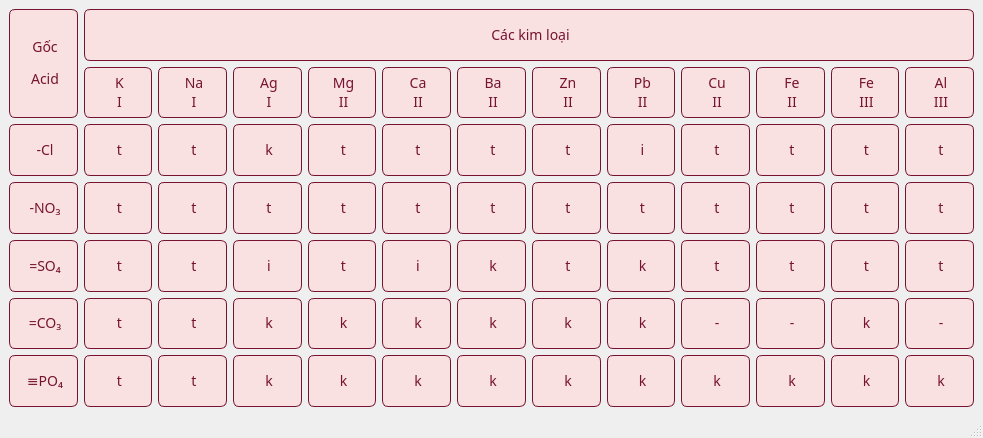
Before: the Qt Designer form UI/formula4.ui in aokumori/hoahocvui, drawn with Qt 5.
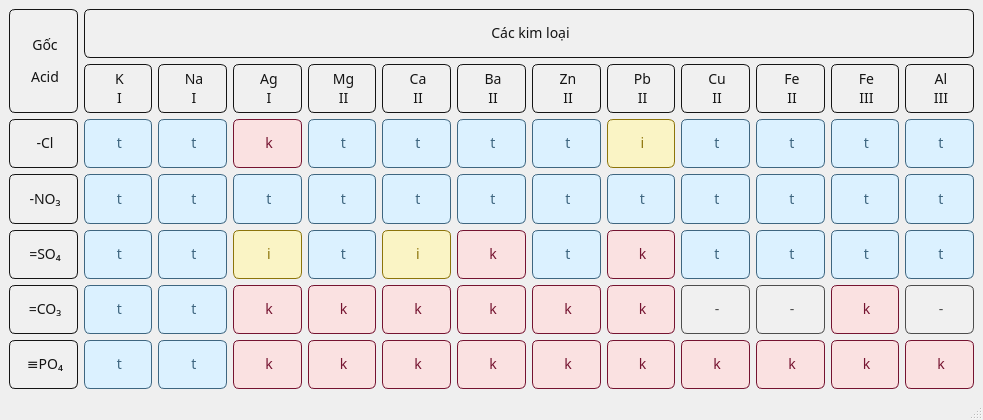
After: the same form once the commit is applied.

The edit to the form file:
```diff
--- a/UI/formula4.ui
+++ b/UI/formula4.ui
@@ -7,7 +7,7 @@
     <x>0</x>
     <y>0</y>
     <width>983</width>
-    <height>438</height>
+    <height>420</height>
    </rect>
   </property>
   <property name="windowTitle">
@@ -23,9 +23,10 @@
     <item row="3" column="5">
      <widget class="QLabel" name="CaNO3_2">
       <property name="styleSheet">
-       <string notr="true">border: 1px solid #751330;
+       <string notr="true">border: 1px solid #3e6680;
+color:#3e6680;
 border-radius: 6px;
-background-color: #fae1e1;</string>
+background-color: #dbf1ff;</string>
       </property>
       <property name="text">
        <string>&lt;html&gt;&lt;head/&gt;&lt;body&gt;&lt;p align=&quot;center&quot;&gt;t&lt;/p&gt;&lt;/body&gt;&lt;/html&gt;</string>
@@ -35,9 +36,10 @@
     <item row="3" column="3">
      <widget class="QLabel" name="AgNO3">
       <property name="styleSheet">
-       <string notr="true">border: 1px solid #751330;
+       <string notr="true">border: 1px solid #3e6680;
+color:#3e6680;
 border-radius: 6px;
-background-color: #fae1e1;</string>
+background-color: #dbf1ff;</string>
       </property>
       <property name="text">
        <string>&lt;html&gt;&lt;head/&gt;&lt;body&gt;&lt;p align=&quot;center&quot;&gt;t&lt;/p&gt;&lt;/body&gt;&lt;/html&gt;</string>
@@ -47,9 +49,10 @@
     <item row="3" column="6">
      <widget class="QLabel" name="BaNO3_2">
       <property name="styleSheet">
-       <string notr="true">border: 1px solid #751330;
+       <string notr="true">border: 1px solid #3e6680;
+color:#3e6680;
 border-radius: 6px;
-background-color: #fae1e1;</string>
+background-color: #dbf1ff;</string>
       </property>
       <property name="text">
        <string>&lt;html&gt;&lt;head/&gt;&lt;body&gt;&lt;p align=&quot;center&quot;&gt;t&lt;/p&gt;&lt;/body&gt;&lt;/html&gt;</string>
@@ -59,9 +62,10 @@
     <item row="3" column="7">
      <widget class="QLabel" name="ZnNO3_2">
       <property name="styleSheet">
-       <string notr="true">border: 1px solid #751330;
+       <string notr="true">border: 1px solid #3e6680;
+color:#3e6680;
 border-radius: 6px;
-background-color: #fae1e1;</string>
+background-color: #dbf1ff;</string>
       </property>
       <property name="text">
        <string>&lt;html&gt;&lt;head/&gt;&lt;body&gt;&lt;p align=&quot;center&quot;&gt;t&lt;/p&gt;&lt;/body&gt;&lt;/html&gt;</string>
@@ -71,9 +75,10 @@
     <item row="3" column="9">
      <widget class="QLabel" name="CuNO3_2">
       <property name="styleSheet">
-       <string notr="true">border: 1px solid #751330;
+       <string notr="true">border: 1px solid #3e6680;
+color:#3e6680;
 border-radius: 6px;
-background-color: #fae1e1;</string>
+background-color: #dbf1ff;</string>
       </property>
       <property name="text">
        <string>&lt;html&gt;&lt;head/&gt;&lt;body&gt;&lt;p align=&quot;center&quot;&gt;t&lt;/p&gt;&lt;/body&gt;&lt;/html&gt;</string>
@@ -83,9 +88,10 @@
     <item row="3" column="8">
      <widget class="QLabel" name="PbNO3_2">
       <property name="styleSheet">
-       <string notr="true">border: 1px solid #751330;
+       <string notr="true">border: 1px solid #3e6680;
+color:#3e6680;
 border-radius: 6px;
-background-color: #fae1e1;</string>
+background-color: #dbf1ff;</string>
       </property>
       <property name="text">
        <string>&lt;html&gt;&lt;head/&gt;&lt;body&gt;&lt;p align=&quot;center&quot;&gt;t&lt;/p&gt;&lt;/body&gt;&lt;/html&gt;</string>
@@ -95,9 +101,10 @@
     <item row="3" column="11">
      <widget class="QLabel" name="FeNO3_3">
       <property name="styleSheet">
-       <string notr="true">border: 1px solid #751330;
+       <string notr="true">border: 1px solid #3e6680;
+color:#3e6680;
 border-radius: 6px;
-background-color: #fae1e1;</string>
+background-color: #dbf1ff;</string>
       </property>
       <property name="text">
        <string>&lt;html&gt;&lt;head/&gt;&lt;body&gt;&lt;p align=&quot;center&quot;&gt;t&lt;/p&gt;&lt;/body&gt;&lt;/html&gt;</string>
@@ -107,9 +114,10 @@
     <item row="3" column="10">
      <widget class="QLabel" name="FeNO3_2">
       <property name="styleSheet">
-       <string notr="true">border: 1px solid #751330;
+       <string notr="true">border: 1px solid #3e6680;
+color:#3e6680;
 border-radius: 6px;
-background-color: #fae1e1;</string>
+background-color: #dbf1ff;</string>
       </property>
       <property name="text">
        <string>&lt;html&gt;&lt;head/&gt;&lt;body&gt;&lt;p align=&quot;center&quot;&gt;t&lt;/p&gt;&lt;/body&gt;&lt;/html&gt;</string>
@@ -119,9 +127,10 @@
     <item row="2" column="5">
      <widget class="QLabel" name="CaCl2">
       <property name="styleSheet">
-       <string notr="true">border: 1px solid #751330;
+       <string notr="true">border: 1px solid #3e6680;
+color:#3e6680;
 border-radius: 6px;
-background-color: #fae1e1;</string>
+background-color: #dbf1ff;</string>
       </property>
       <property name="text">
        <string>&lt;html&gt;&lt;head/&gt;&lt;body&gt;&lt;p align=&quot;center&quot;&gt;t&lt;/p&gt;&lt;/body&gt;&lt;/html&gt;</string>
@@ -131,9 +140,10 @@
     <item row="2" column="7">
      <widget class="QLabel" name="ZnCl2">
       <property name="styleSheet">
-       <string notr="true">border: 1px solid #751330;
+       <string notr="true">border: 1px solid #3e6680;
+color:#3e6680;
 border-radius: 6px;
-background-color: #fae1e1;</string>
+background-color: #dbf1ff;</string>
       </property>
       <property name="text">
        <string>&lt;html&gt;&lt;head/&gt;&lt;body&gt;&lt;p align=&quot;center&quot;&gt;t&lt;/p&gt;&lt;/body&gt;&lt;/html&gt;</string>
@@ -143,9 +153,10 @@
     <item row="2" column="6">
      <widget class="QLabel" name="BaCl2">
       <property name="styleSheet">
-       <string notr="true">border: 1px solid #751330;
+       <string notr="true">border: 1px solid #3e6680;
+color:#3e6680;
 border-radius: 6px;
-background-color: #fae1e1;</string>
+background-color: #dbf1ff;</string>
       </property>
       <property name="text">
        <string>&lt;html&gt;&lt;head/&gt;&lt;body&gt;&lt;p align=&quot;center&quot;&gt;t&lt;/p&gt;&lt;/body&gt;&lt;/html&gt;</string>
@@ -155,9 +166,10 @@
     <item row="2" column="0">
      <widget class="QLabel" name="label_Cl">
       <property name="styleSheet">
-       <string notr="true">border: 1px solid #751330;
+       <string notr="true">border: 1px solid #141414;
+color: #141414;
 border-radius: 6px;
-background-color: #fae1e1;</string>
+background-color: #f0f0f0;</string>
       </property>
       <property name="text">
        <string>&lt;html&gt;&lt;head/&gt;&lt;body&gt;&lt;p align=&quot;center&quot;&gt;-Cl&lt;/p&gt;&lt;/body&gt;&lt;/html&gt;</string>
@@ -167,9 +179,10 @@
     <item row="2" column="1">
      <widget class="QLabel" name="KCl">
       <property name="styleSheet">
-       <string notr="true">border: 1px solid #751330;
+       <string notr="true">border: 1px solid #3e6680;
+color:#3e6680;
 border-radius: 6px;
-background-color: #fae1e1;</string>
+background-color: #dbf1ff;</string>
       </property>
       <property name="text">
        <string>&lt;html&gt;&lt;head/&gt;&lt;body&gt;&lt;p align=&quot;center&quot;&gt;t&lt;/p&gt;&lt;/body&gt;&lt;/html&gt;</string>
@@ -179,9 +192,10 @@
     <item row="2" column="2">
      <widget class="QLabel" name="NaCl">
       <property name="styleSheet">
-       <string notr="true">border: 1px solid #751330;
+       <string notr="true">border: 1px solid #3e6680;
+color:#3e6680;
 border-radius: 6px;
-background-color: #fae1e1;</string>
+background-color: #dbf1ff;</string>
       </property>
       <property name="text">
        <string>&lt;html&gt;&lt;head/&gt;&lt;body&gt;&lt;p align=&quot;center&quot;&gt;t&lt;/p&gt;&lt;/body&gt;&lt;/html&gt;</string>
@@ -191,9 +205,10 @@
     <item row="2" column="4">
      <widget class="QLabel" name="MgCl2">
       <property name="styleSheet">
-       <string notr="true">border: 1px solid #751330;
+       <string notr="true">border: 1px solid #3e6680;
+color:#3e6680;
 border-radius: 6px;
-background-color: #fae1e1;</string>
+background-color: #dbf1ff;</string>
       </property>
       <property name="text">
        <string>&lt;html&gt;&lt;head/&gt;&lt;body&gt;&lt;p align=&quot;center&quot;&gt;t&lt;/p&gt;&lt;/body&gt;&lt;/html&gt;</string>
@@ -203,9 +218,10 @@
     <item row="5" column="1">
      <widget class="QLabel" name="K2CO3">
       <property name="styleSheet">
-       <string notr="true">border: 1px solid #751330;
+       <string notr="true">border: 1px solid #3e6680;
+color:#3e6680;
 border-radius: 6px;
-background-color: #fae1e1;</string>
+background-color: #dbf1ff;</string>
       </property>
       <property name="text">
        <string>&lt;html&gt;&lt;head/&gt;&lt;body&gt;&lt;p align=&quot;center&quot;&gt;t&lt;/p&gt;&lt;/body&gt;&lt;/html&gt;</string>
@@ -215,9 +231,10 @@
     <item row="5" column="0">
      <widget class="QLabel" name="label_CO3">
       <property name="styleSheet">
-       <string notr="true">border: 1px solid #751330;
+       <string notr="true">border: 1px solid #141414;
+color: #141414;
 border-radius: 6px;
-background-color: #fae1e1;</string>
+background-color: #f0f0f0;</string>
       </property>
       <property name="text">
        <string>&lt;html&gt;&lt;head/&gt;&lt;body&gt;&lt;p align=&quot;center&quot;&gt;=CO₃&lt;/p&gt;&lt;/body&gt;&lt;/html&gt;</string>
@@ -239,9 +256,10 @@
     <item row="5" column="2">
      <widget class="QLabel" name="Na2CO3">
       <property name="styleSheet">
-       <string notr="true">border: 1px solid #751330;
+       <string notr="true">border: 1px solid #3e6680;
+color:#3e6680;
 border-radius: 6px;
-background-color: #fae1e1;</string>
+background-color: #dbf1ff;</string>
       </property>
       <property name="text">
        <string>&lt;html&gt;&lt;head/&gt;&lt;body&gt;&lt;p align=&quot;center&quot;&gt;t&lt;/p&gt;&lt;/body&gt;&lt;/html&gt;</string>
@@ -251,9 +269,10 @@
     <item row="2" column="9">
      <widget class="QLabel" name="CuCl2">
       <property name="styleSheet">
-       <string notr="true">border: 1px solid #751330;
+       <string notr="true">border: 1px solid #3e6680;
+color:#3e6680;
 border-radius: 6px;
-background-color: #fae1e1;</string>
+background-color: #dbf1ff;</string>
       </property>
       <property name="text">
        <string>&lt;html&gt;&lt;head/&gt;&lt;body&gt;&lt;p align=&quot;center&quot;&gt;t&lt;/p&gt;&lt;/body&gt;&lt;/html&gt;</string>
@@ -263,9 +282,10 @@
     <item row="2" column="8">
      <widget class="QLabel" name="PbCl2">
       <property name="styleSheet">
-       <string notr="true">border: 1px solid #751330;
+       <string notr="true">border: 1px solid #8c740a;
+color: #8c740a;
 border-radius: 6px;
-background-color: #fae1e1;</string>
+background-color: #faf4c5;</string>
       </property>
       <property name="text">
        <string>&lt;html&gt;&lt;head/&gt;&lt;body&gt;&lt;p align=&quot;center&quot;&gt;i&lt;/p&gt;&lt;/body&gt;&lt;/html&gt;</string>
@@ -275,9 +295,10 @@
     <item row="2" column="11">
      <widget class="QLabel" name="FeCl3">
       <property name="styleSheet">
-       <string notr="true">border: 1px solid #751330;
+       <string notr="true">border: 1px solid #3e6680;
+color:#3e6680;
 border-radius: 6px;
-background-color: #fae1e1;</string>
+background-color: #dbf1ff;</string>
       </property>
       <property name="text">
        <string>&lt;html&gt;&lt;head/&gt;&lt;body&gt;&lt;p align=&quot;center&quot;&gt;t&lt;/p&gt;&lt;/body&gt;&lt;/html&gt;</string>
@@ -287,9 +308,10 @@
     <item row="2" column="10">
      <widget class="QLabel" name="FeCl2">
       <property name="styleSheet">
-       <string notr="true">border: 1px solid #751330;
+       <string notr="true">border: 1px solid #3e6680;
+color:#3e6680;
 border-radius: 6px;
-background-color: #fae1e1;</string>
+background-color: #dbf1ff;</string>
       </property>
       <property name="text">
        <string>&lt;html&gt;&lt;head/&gt;&lt;body&gt;&lt;p align=&quot;center&quot;&gt;t&lt;/p&gt;&lt;/body&gt;&lt;/html&gt;</string>
@@ -299,9 +321,10 @@
     <item row="3" column="1">
      <widget class="QLabel" name="KNO3">
       <property name="styleSheet">
-       <string notr="true">border: 1px solid #751330;
+       <string notr="true">border: 1px solid #3e6680;
+color:#3e6680;
 border-radius: 6px;
-background-color: #fae1e1;</string>
+background-color: #dbf1ff;</string>
       </property>
       <property name="text">
        <string>&lt;html&gt;&lt;head/&gt;&lt;body&gt;&lt;p align=&quot;center&quot;&gt;t&lt;/p&gt;&lt;/body&gt;&lt;/html&gt;</string>
@@ -311,9 +334,10 @@
     <item row="3" column="0">
      <widget class="QLabel" name="label_NO3">
       <property name="styleSheet">
-       <string notr="true">border: 1px solid #751330;
+       <string notr="true">border: 1px solid #141414;
+color: #141414;
 border-radius: 6px;
-background-color: #fae1e1;</string>
+background-color: #f0f0f0;</string>
       </property>
       <property name="text">
        <string>&lt;html&gt;&lt;head/&gt;&lt;body&gt;&lt;p align=&quot;center&quot;&gt;-NO₃&lt;/p&gt;&lt;/body&gt;&lt;/html&gt;</string>
@@ -323,9 +347,10 @@
     <item row="2" column="12">
      <widget class="QLabel" name="AlCl3">
       <property name="styleSheet">
-       <string notr="true">border: 1px solid #751330;
+       <string notr="true">border: 1px solid #3e6680;
+color:#3e6680;
 border-radius: 6px;
-background-color: #fae1e1;</string>
+background-color: #dbf1ff;</string>
       </property>
       <property name="text">
        <string>&lt;html&gt;&lt;head/&gt;&lt;body&gt;&lt;p align=&quot;center&quot;&gt;t&lt;/p&gt;&lt;/body&gt;&lt;/html&gt;</string>
@@ -335,9 +360,10 @@
     <item row="3" column="2">
      <widget class="QLabel" name="NaNO3">
       <property name="styleSheet">
-       <string notr="true">border: 1px solid #751330;
+       <string notr="true">border: 1px solid #3e6680;
+color:#3e6680;
 border-radius: 6px;
-background-color: #fae1e1;</string>
+background-color: #dbf1ff;</string>
       </property>
       <property name="text">
        <string>&lt;html&gt;&lt;head/&gt;&lt;body&gt;&lt;p align=&quot;center&quot;&gt;t&lt;/p&gt;&lt;/body&gt;&lt;/html&gt;</string>
@@ -395,9 +421,10 @@
     <item row="4" column="2">
      <widget class="QLabel" name="Na2SO4">
       <property name="styleSheet">
-       <string notr="true">border: 1px solid #751330;
+       <string notr="true">border: 1px solid #3e6680;
+color:#3e6680;
 border-radius: 6px;
-background-color: #fae1e1;</string>
+background-color: #dbf1ff;</string>
       </property>
       <property name="text">
        <string>&lt;html&gt;&lt;head/&gt;&lt;body&gt;&lt;p align=&quot;center&quot;&gt;t&lt;/p&gt;&lt;/body&gt;&lt;/html&gt;</string>
@@ -407,9 +434,10 @@
     <item row="3" column="12">
      <widget class="QLabel" name="AlNO3_3">
       <property name="styleSheet">
-       <string notr="true">border: 1px solid #751330;
+       <string notr="true">border: 1px solid #3e6680;
+color:#3e6680;
 border-radius: 6px;
-background-color: #fae1e1;</string>
+background-color: #dbf1ff;</string>
       </property>
       <property name="text">
        <string>&lt;html&gt;&lt;head/&gt;&lt;body&gt;&lt;p align=&quot;center&quot;&gt;t&lt;/p&gt;&lt;/body&gt;&lt;/html&gt;</string>
@@ -419,9 +447,10 @@
     <item row="4" column="0">
      <widget class="QLabel" name="label_SO4">
       <property name="styleSheet">
-       <string notr="true">border: 1px solid #751330;
+       <string notr="true">border: 1px solid #141414;
+color: #141414;
 border-radius: 6px;
-background-color: #fae1e1;</string>
+background-color: #f0f0f0;</string>
       </property>
       <property name="text">
        <string>&lt;html&gt;&lt;head/&gt;&lt;body&gt;&lt;p align=&quot;center&quot;&gt;=SO₄&lt;/p&gt;&lt;/body&gt;&lt;/html&gt;</string>
@@ -431,9 +460,10 @@
     <item row="4" column="4">
      <widget class="QLabel" name="MgSO4">
       <property name="styleSheet">
-       <string notr="true">border: 1px solid #751330;
+       <string notr="true">border: 1px solid #3e6680;
+color:#3e6680;
 border-radius: 6px;
-background-color: #fae1e1;</string>
+background-color: #dbf1ff;</string>
       </property>
       <property name="text">
        <string>&lt;html&gt;&lt;head/&gt;&lt;body&gt;&lt;p align=&quot;center&quot;&gt;t&lt;/p&gt;&lt;/body&gt;&lt;/html&gt;</string>
@@ -443,9 +473,10 @@
     <item row="4" column="1">
      <widget class="QLabel" name="K2SO4">
       <property name="styleSheet">
-       <string notr="true">border: 1px solid #751330;
+       <string notr="true">border: 1px solid #3e6680;
+color:#3e6680;
 border-radius: 6px;
-background-color: #fae1e1;</string>
+background-color: #dbf1ff;</string>
       </property>
       <property name="text">
        <string>&lt;html&gt;&lt;head/&gt;&lt;body&gt;&lt;p align=&quot;center&quot;&gt;t&lt;/p&gt;&lt;/body&gt;&lt;/html&gt;</string>
@@ -455,9 +486,10 @@
     <item row="4" column="5">
      <widget class="QLabel" name="CaSO4">
       <property name="styleSheet">
-       <string notr="true">border: 1px solid #751330;
+       <string notr="true">border: 1px solid #8c740a;
+color: #8c740a;
 border-radius: 6px;
-background-color: #fae1e1;</string>
+background-color: #faf4c5;</string>
       </property>
       <property name="text">
        <string>&lt;html&gt;&lt;head/&gt;&lt;body&gt;&lt;p align=&quot;center&quot;&gt;i&lt;/p&gt;&lt;/body&gt;&lt;/html&gt;</string>
@@ -479,9 +511,10 @@
     <item row="4" column="3">
      <widget class="QLabel" name="Ag2SO4">
       <property name="styleSheet">
-       <string notr="true">border: 1px solid #751330;
+       <string notr="true">border: 1px solid #8c740a;
+color: #8c740a;
 border-radius: 6px;
-background-color: #fae1e1;</string>
+background-color: #faf4c5;</string>
       </property>
       <property name="text">
        <string>&lt;html&gt;&lt;head/&gt;&lt;body&gt;&lt;p align=&quot;center&quot;&gt;i&lt;/p&gt;&lt;/body&gt;&lt;/html&gt;</string>
@@ -491,9 +524,11 @@
     <item row="4" column="7">
      <widget class="QLabel" name="ZnSO4">
       <property name="styleSheet">
-       <string notr="true">border: 1px solid #751330;
+       <string notr="true">border: 1px solid #3e6680;
+color:#3e6680;
 border-radius: 6px;
-background-color: #fae1e1;</string>
+background-color: #dbf1ff;
+</string>
       </property>
       <property name="text">
        <string>&lt;html&gt;&lt;head/&gt;&lt;body&gt;&lt;p align=&quot;center&quot;&gt;t&lt;/p&gt;&lt;/body&gt;&lt;/html&gt;</string>
@@ -515,9 +550,10 @@
     <item row="4" column="11">
      <widget class="QLabel" name="Fe2SO4_3">
       <property name="styleSheet">
-       <string notr="true">border: 1px solid #751330;
+       <string notr="true">border: 1px solid #3e6680;
+color:#3e6680;
 border-radius: 6px;
-background-color: #fae1e1;</string>
+background-color: #dbf1ff;</string>
       </property>
       <property name="text">
        <string>&lt;html&gt;&lt;head/&gt;&lt;body&gt;&lt;p align=&quot;center&quot;&gt;t&lt;/p&gt;&lt;/body&gt;&lt;/html&gt;</string>
@@ -527,9 +563,10 @@
     <item row="4" column="9">
      <widget class="QLabel" name="CuSO4">
       <property name="styleSheet">
-       <string notr="true">border: 1px solid #751330;
+       <string notr="true">border: 1px solid #3e6680;
+color:#3e6680;
 border-radius: 6px;
-background-color: #fae1e1;</string>
+background-color: #dbf1ff;</string>
       </property>
       <property name="text">
        <string>&lt;html&gt;&lt;head/&gt;&lt;body&gt;&lt;p align=&quot;center&quot;&gt;t&lt;/p&gt;&lt;/body&gt;&lt;/html&gt;</string>
@@ -539,9 +576,10 @@
     <item row="4" column="12">
      <widget class="QLabel" name="Al2SO4_3">
       <property name="styleSheet">
-       <string notr="true">border: 1px solid #751330;
+       <string notr="true">border: 1px solid #3e6680;
+color:#3e6680;
 border-radius: 6px;
-background-color: #fae1e1;</string>
+background-color: #dbf1ff;</string>
       </property>
       <property name="text">
        <string>&lt;html&gt;&lt;head/&gt;&lt;body&gt;&lt;p align=&quot;center&quot;&gt;t&lt;/p&gt;&lt;/body&gt;&lt;/html&gt;</string>
@@ -623,9 +661,10 @@
     <item row="5" column="10">
      <widget class="QLabel" name="FeCO3">
       <property name="styleSheet">
-       <string notr="true">border: 1px solid #751330;
+       <string notr="true">border: 1px solid #4d4d4d;
+color: #4d4d4d;
 border-radius: 6px;
-background-color: #fae1e1;</string>
+background-color: #f0f0f0;</string>
       </property>
       <property name="text">
        <string>&lt;html&gt;&lt;head/&gt;&lt;body&gt;&lt;p align=&quot;center&quot;&gt;-&lt;/p&gt;&lt;/body&gt;&lt;/html&gt;</string>
@@ -635,9 +674,10 @@
     <item row="5" column="9">
      <widget class="QLabel" name="CuCO3">
       <property name="styleSheet">
-       <string notr="true">border: 1px solid #751330;
+       <string notr="true">border: 1px solid #4d4d4d;
+color: #4d4d4d;
 border-radius: 6px;
-background-color: #fae1e1;</string>
+background-color: #f0f0f0;</string>
       </property>
       <property name="text">
        <string>&lt;html&gt;&lt;head/&gt;&lt;body&gt;&lt;p align=&quot;center&quot;&gt;-&lt;/p&gt;&lt;/body&gt;&lt;/html&gt;</string>
@@ -659,9 +699,10 @@
     <item row="5" column="12">
      <widget class="QLabel" name="Al2CO3_3">
       <property name="styleSheet">
-       <string notr="true">border: 1px solid #751330;
+       <string notr="true">border: 1px solid #4d4d4d;
+color: #4d4d4d;
 border-radius: 6px;
-background-color: #fae1e1;</string>
+background-color: #f0f0f0;</string>
       </property>
       <property name="text">
        <string>&lt;html&gt;&lt;head/&gt;&lt;body&gt;&lt;p align=&quot;center&quot;&gt;-&lt;/p&gt;&lt;/body&gt;&lt;/html&gt;</string>
@@ -671,9 +712,10 @@
     <item row="6" column="0">
      <widget class="QLabel" name="label_PO4">
       <property name="styleSheet">
-       <string notr="true">border: 1px solid #751330;
+       <string notr="true">border: 1px solid #141414;
+color: #141414;
 border-radius: 6px;
-background-color: #fae1e1;</string>
+background-color: #f0f0f0;</string>
       </property>
       <property name="text">
        <string>&lt;html&gt;&lt;head/&gt;&lt;body&gt;&lt;p align=&quot;center&quot;&gt;≡PO₄&lt;/p&gt;&lt;/body&gt;&lt;/html&gt;</string>
@@ -695,9 +737,10 @@
     <item row="6" column="1">
      <widget class="QLabel" name="K3PO4">
       <property name="styleSheet">
-       <string notr="true">border: 1px solid #751330;
+       <string notr="true">border: 1px solid #3e6680;
+color:#3e6680;
 border-radius: 6px;
-background-color: #fae1e1;</string>
+background-color: #dbf1ff;</string>
       </property>
       <property name="text">
        <string>&lt;html&gt;&lt;head/&gt;&lt;body&gt;&lt;p align=&quot;center&quot;&gt;t&lt;/p&gt;&lt;/body&gt;&lt;/html&gt;</string>
@@ -719,9 +762,10 @@
     <item row="6" column="2">
      <widget class="QLabel" name="Na3PO4">
       <property name="styleSheet">
-       <string notr="true">border: 1px solid #751330;
+       <string notr="true">border: 1px solid #3e6680;
+color:#3e6680;
 border-radius: 6px;
-background-color: #fae1e1;</string>
+background-color: #dbf1ff;</string>
       </property>
       <property name="text">
        <string>&lt;html&gt;&lt;head/&gt;&lt;body&gt;&lt;p align=&quot;center&quot;&gt;t&lt;/p&gt;&lt;/body&gt;&lt;/html&gt;</string>
@@ -767,9 +811,10 @@
     <item row="1" column="1">
      <widget class="QLabel" name="label_K">
       <property name="styleSheet">
-       <string notr="true">border: 1px solid #751330;
+       <string notr="true">border: 1px solid #141414;
+color: #141414;
 border-radius: 6px;
-background-color: #fae1e1;</string>
+background-color: #f0f0f0;</string>
       </property>
       <property name="text">
        <string>&lt;html&gt;&lt;head/&gt;&lt;body&gt;&lt;p align=&quot;center&quot;&gt;K&lt;br/&gt;I&lt;/p&gt;&lt;/body&gt;&lt;/html&gt;</string>
@@ -779,9 +824,10 @@
     <item row="1" column="2">
      <widget class="QLabel" name="label_Na">
       <property name="styleSheet">
-       <string notr="true">border: 1px solid #751330;
+       <string notr="true">border: 1px solid #141414;
+color: #141414;
 border-radius: 6px;
-background-color: #fae1e1;</string>
+background-color: #f0f0f0;</string>
       </property>
       <property name="text">
        <string>&lt;html&gt;&lt;head/&gt;&lt;body&gt;&lt;p align=&quot;center&quot;&gt;Na&lt;br/&gt;I&lt;/p&gt;&lt;/body&gt;&lt;/html&gt;</string>
@@ -791,9 +837,10 @@
     <item row="0" column="0" rowspan="2">
      <widget class="QLabel" name="label_corner">
       <property name="styleSheet">
-       <string notr="true">border: 1px solid #751330;
+       <string notr="true">border: 1px solid #141414;
+color: #141414;
 border-radius: 6px;
-background-color: #fae1e1;</string>
+background-color: #f0f0f0;</string>
       </property>
       <property name="text">
        <string>&lt;html&gt;&lt;head/&gt;&lt;body&gt;&lt;p align=&quot;center&quot;&gt;Gốc&lt;/p&gt;&lt;p align=&quot;center&quot;&gt;Acid&lt;/p&gt;&lt;/body&gt;&lt;/html&gt;</string>
@@ -803,9 +850,10 @@
     <item row="1" column="4">
      <widget class="QLabel" name="label_Mg">
       <property name="styleSheet">
-       <string notr="true">border: 1px solid #751330;
+       <string notr="true">border: 1px solid #141414;
+color: #141414;
 border-radius: 6px;
-background-color: #fae1e1;</string>
+background-color: #f0f0f0;</string>
       </property>
       <property name="text">
        <string>&lt;html&gt;&lt;head/&gt;&lt;body&gt;&lt;p align=&quot;center&quot;&gt;Mg&lt;br/&gt;II&lt;/p&gt;&lt;/body&gt;&lt;/html&gt;</string>
@@ -815,9 +863,10 @@
     <item row="1" column="3">
      <widget class="QLabel" name="label_Ag">
       <property name="styleSheet">
-       <string notr="true">border: 1px solid #751330;
+       <string notr="true">border: 1px solid #141414;
+color: #141414;
 border-radius: 6px;
-background-color: #fae1e1;</string>
+background-color: #f0f0f0;</string>
       </property>
       <property name="text">
        <string>&lt;html&gt;&lt;head/&gt;&lt;body&gt;&lt;p align=&quot;center&quot;&gt;Ag&lt;br/&gt;I&lt;/p&gt;&lt;/body&gt;&lt;/html&gt;</string>
@@ -827,9 +876,10 @@
     <item row="1" column="5">
      <widget class="QLabel" name="label_Ca">
       <property name="styleSheet">
-       <string notr="true">border: 1px solid #751330;
+       <string notr="true">border: 1px solid #141414;
+color: #141414;
 border-radius: 6px;
-background-color: #fae1e1;</string>
+background-color: #f0f0f0;</string>
       </property>
       <property name="text">
        <string>&lt;html&gt;&lt;head/&gt;&lt;body&gt;&lt;p align=&quot;center&quot;&gt;Ca&lt;br/&gt;II&lt;/p&gt;&lt;/body&gt;&lt;/html&gt;</string>
@@ -839,9 +889,10 @@
     <item row="1" column="6">
      <widget class="QLabel" name="label_Ba">
       <property name="styleSheet">
-       <string notr="true">border: 1px solid #751330;
+       <string notr="true">border: 1px solid #141414;
+color: #141414;
 border-radius: 6px;
-background-color: #fae1e1;</string>
+background-color: #f0f0f0;</string>
       </property>
       <property name="text">
        <string>&lt;html&gt;&lt;head/&gt;&lt;body&gt;&lt;p align=&quot;center&quot;&gt;Ba&lt;br/&gt;II&lt;/p&gt;&lt;/body&gt;&lt;/html&gt;</string>
@@ -851,9 +902,10 @@
     <item row="1" column="9">
      <widget class="QLabel" name="label_Cu">
       <property name="styleSheet">
-       <string notr="true">border: 1px solid #751330;
+       <string notr="true">border: 1px solid #141414;
+color: #141414;
 border-radius: 6px;
-background-color: #fae1e1;</string>
+background-color: #f0f0f0;</string>
       </property>
       <property name="text">
        <string>&lt;html&gt;&lt;head/&gt;&lt;body&gt;&lt;p align=&quot;center&quot;&gt;Cu&lt;br/&gt;II&lt;/p&gt;&lt;/body&gt;&lt;/html&gt;</string>
@@ -863,9 +915,10 @@
     <item row="1" column="11">
      <widget class="QLabel" name="label_Fe3">
       <property name="styleSheet">
-       <string notr="true">border: 1px solid #751330;
+       <string notr="true">border: 1px solid #141414;
+color: #141414;
 border-radius: 6px;
-background-color: #fae1e1;</string>
+background-color: #f0f0f0;</string>
       </property>
       <property name="text">
        <string>&lt;html&gt;&lt;head/&gt;&lt;body&gt;&lt;p align=&quot;center&quot;&gt;Fe&lt;br/&gt;III&lt;/p&gt;&lt;/body&gt;&lt;/html&gt;</string>
@@ -875,9 +928,10 @@
     <item row="1" column="8">
      <widget class="QLabel" name="label_Pb">
       <property name="styleSheet">
-       <string notr="true">border: 1px solid #751330;
+       <string notr="true">border: 1px solid #141414;
+color: #141414;
 border-radius: 6px;
-background-color: #fae1e1;</string>
+background-color: #f0f0f0;</string>
       </property>
       <property name="text">
        <string>&lt;html&gt;&lt;head/&gt;&lt;body&gt;&lt;p align=&quot;center&quot;&gt;Pb&lt;br/&gt;II&lt;/p&gt;&lt;/body&gt;&lt;/html&gt;</string>
@@ -887,9 +941,10 @@
     <item row="1" column="7">
      <widget class="QLabel" name="label_Zn">
       <property name="styleSheet">
-       <string notr="true">border: 1px solid #751330;
+       <string notr="true">border: 1px solid #141414;
+color: #141414;
 border-radius: 6px;
-background-color: #fae1e1;</string>
+background-color: #f0f0f0;</string>
       </property>
       <property name="text">
        <string>&lt;html&gt;&lt;head/&gt;&lt;body&gt;&lt;p align=&quot;center&quot;&gt;Zn&lt;br/&gt;II&lt;/p&gt;&lt;/body&gt;&lt;/html&gt;</string>
@@ -899,9 +954,10 @@
     <item row="1" column="10">
      <widget class="QLabel" name="label_Fe2">
       <property name="styleSheet">
-       <string notr="true">border: 1px solid #751330;
+       <string notr="true">border: 1px solid #141414;
+color: #141414;
 border-radius: 6px;
-background-color: #fae1e1;</string>
+background-color: #f0f0f0;</string>
       </property>
       <property name="text">
        <string>&lt;html&gt;&lt;head/&gt;&lt;body&gt;&lt;p align=&quot;center&quot;&gt;Fe&lt;br/&gt;II&lt;/p&gt;&lt;/body&gt;&lt;/html&gt;</string>
@@ -911,9 +967,10 @@
     <item row="1" column="12">
      <widget class="QLabel" name="label_Al">
       <property name="styleSheet">
-       <string notr="true">border: 1px solid #751330;
+       <string notr="true">border: 1px solid #141414;
+color: #141414;
 border-radius: 6px;
-background-color: #fae1e1;</string>
+background-color: #f0f0f0;</string>
       </property>
       <property name="text">
        <string>&lt;html&gt;&lt;head/&gt;&lt;body&gt;&lt;p align=&quot;center&quot;&gt;Al&lt;br/&gt;III&lt;/p&gt;&lt;/body&gt;&lt;/html&gt;</string>
@@ -923,9 +980,10 @@
     <item row="0" column="1" colspan="12">
      <widget class="QLabel" name="label">
       <property name="styleSheet">
-       <string notr="true">border: 1px solid #751330;
+       <string notr="true">border: 1px solid #141414;
+color: #141414;
 border-radius: 6px;
-background-color: #fae1e1;</string>
+background-color: #f0f0f0;</string>
       </property>
       <property name="text">
        <string>&lt;html&gt;&lt;head/&gt;&lt;body&gt;&lt;p align=&quot;center&quot;&gt;Các kim loại&lt;/p&gt;&lt;/body&gt;&lt;/html&gt;</string>
@@ -947,9 +1005,10 @@
     <item row="3" column="4">
      <widget class="QLabel" name="MgNO3_2">
       <property name="styleSheet">
-       <string notr="true">border: 1px solid #751330;
+       <string notr="true">border: 1px solid #3e6680;
+color:#3e6680;
 border-radius: 6px;
-background-color: #fae1e1;</string>
+background-color: #dbf1ff;</string>
       </property>
       <property name="text">
        <string>&lt;html&gt;&lt;head/&gt;&lt;body&gt;&lt;p align=&quot;center&quot;&gt;t&lt;/p&gt;&lt;/body&gt;&lt;/html&gt;</string>
@@ -959,9 +1018,10 @@
     <item row="4" column="10">
      <widget class="QLabel" name="FeSO4">
       <property name="styleSheet">
-       <string notr="true">border: 1px solid #751330;
+       <string notr="true">border: 1px solid #3e6680;
+color:#3e6680;
 border-radius: 6px;
-background-color: #fae1e1;</string>
+background-color: #dbf1ff;</string>
       </property>
       <property name="text">
        <string>&lt;html&gt;&lt;head/&gt;&lt;body&gt;&lt;p align=&quot;center&quot;&gt;t&lt;/p&gt;&lt;/body&gt;&lt;/html&gt;</string>
```
